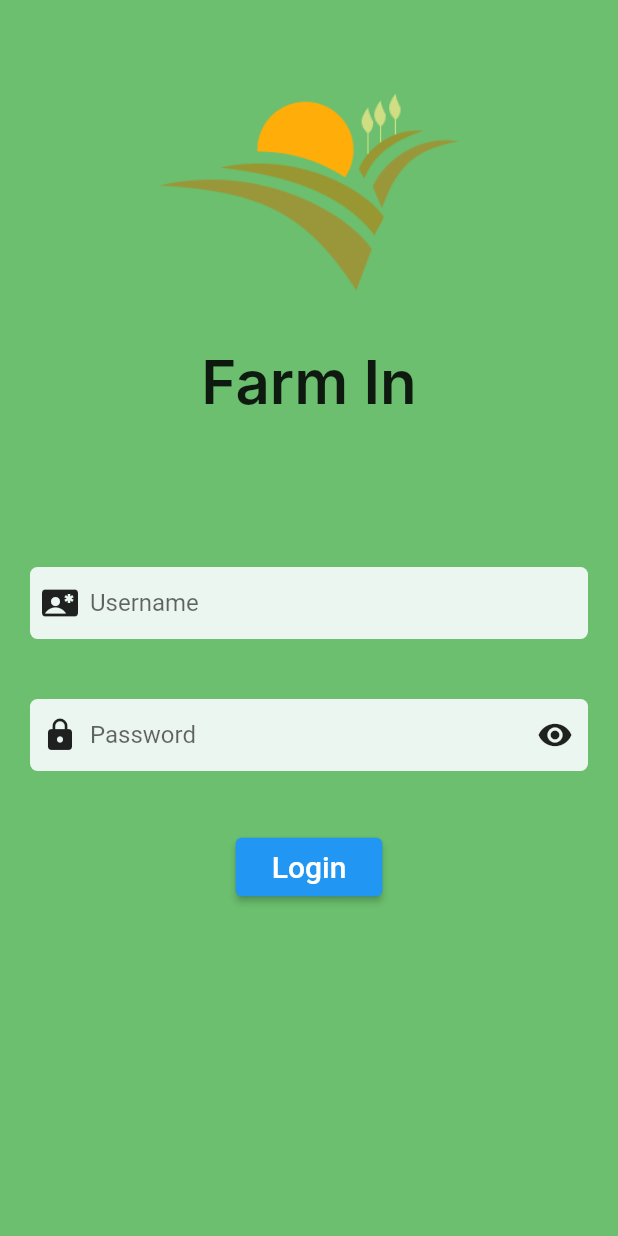
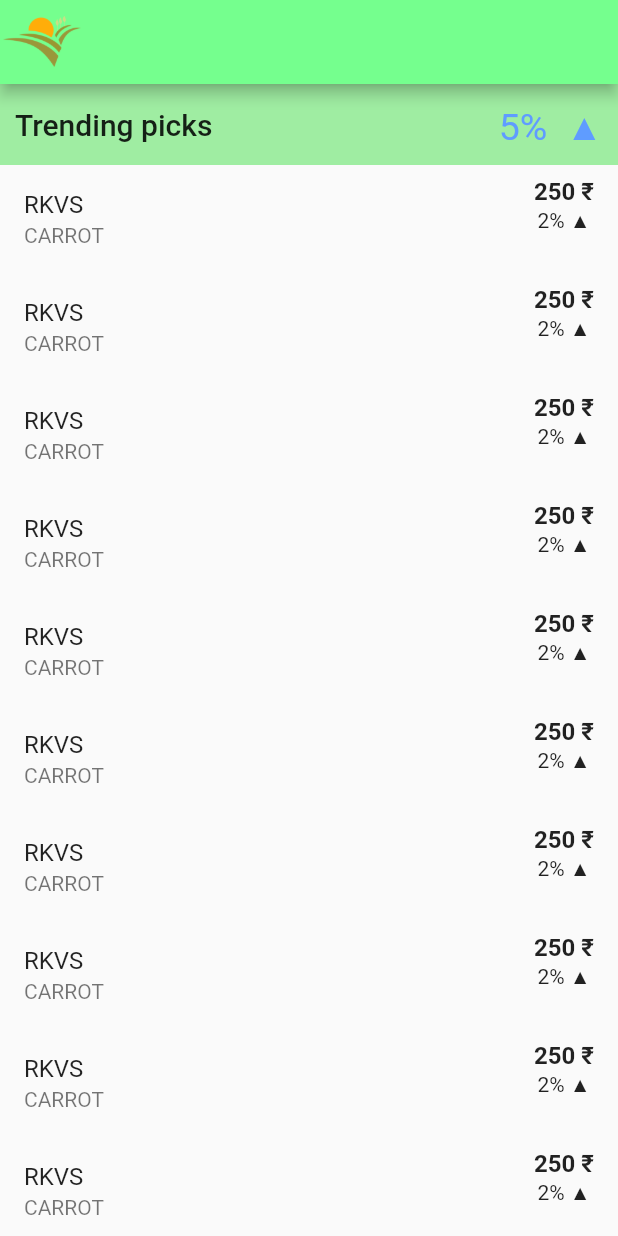
Before and after one commit to AbhiramNS1/Farm-In, a Flutter app: the screen it shows after launch, on a phone screen of 412 x 824 dp. Run offline on Flutter 3.47's test engine with Material 2 defaults, Android fonts, the phone set to English and light mode, and no system bars; Roboto replaces fonts that are missing (Inter).

Commit message:
portfolio page and home page ui finished

```diff
--- /dev/null
+++ b/farm_in/lib/Pages/home_page.dart
@@ -0,0 +1,58 @@
+import 'package:farm_in/Widgets/appbar.dart';
+import 'package:flutter/material.dart';
+
+class HomePage extends StatelessWidget {
+  const HomePage({super.key});
+
+  @override
+  Widget build(BuildContext context) {
+    return Scaffold(
+        appBar: const FarmInAppBar(),
+        body: Center(
+            child: Column(
+          children: [
+            Container(
+              decoration: const BoxDecoration(
+                  color: Color.fromARGB(255, 159, 237, 162)),
+              padding: const EdgeInsets.symmetric(vertical: 10, horizontal: 10),
+              child: Row(
+                  mainAxisAlignment: MainAxisAlignment.spaceBetween,
+                  children: const [
+                    Text(
+                      "Trending picks",
+                      style:
+                          TextStyle(fontSize: 20, fontWeight: FontWeight.w500),
+                    ),
+                    Text(
+                      "5%  ▲",
+                      style: TextStyle(
+                          color: Color.fromARGB(255, 95, 156, 255),
+                          fontSize: 25),
+                    )
+                  ]),
+            ),
+            Flexible(
+              child: ListView.builder(
+                  shrinkWrap: true,
+                  itemCount: 100,
+                  itemBuilder: (context, index) {
+                    return ListTile(
+                      title: Text("RKVS"),
+                      subtitle: Text("CARROT"),
+                      trailing: Column(
+                        children: const [
+                          Text(
+                            "250 ₹",
+                            style: TextStyle(
+                                fontSize: 16, fontWeight: FontWeight.w600),
+                          ),
+                          Text("2% ▲")
+                        ],
+                      ),
+                    );
+                  }),
+            ),
+          ],
+        )));
+  }
+}
--- a/farm_in/lib/Pages/login_page.dart
+++ b/farm_in/lib/Pages/login_page.dart
@@ -1,6 +1,8 @@
 import 'package:flutter/material.dart';
 
 class LoginPage extends StatefulWidget {
+  const LoginPage({super.key});
+
   @override
   State<StatefulWidget> createState() => LoginPageState();
 }
--- /dev/null
+++ b/farm_in/lib/Widgets/appbar.dart
@@ -0,0 +1,19 @@
+import 'package:flutter/material.dart';
+
+class FarmInAppBar extends StatelessWidget implements PreferredSizeWidget {
+  const FarmInAppBar({super.key});
+
+  @override
+  Widget build(BuildContext context) {
+    return AppBar(
+      leading: Padding(
+        padding: const EdgeInsets.all(2.0),
+        child: Image.asset("assets/app/icon.png"),
+      ),
+      backgroundColor: const Color.fromARGB(255, 117, 255, 142),
+    );
+  }
+
+  @override
+  Size get preferredSize => const Size.fromHeight(kToolbarHeight);
+}
--- a/farm_in/lib/main.dart
+++ b/farm_in/lib/main.dart
@@ -1,5 +1,8 @@
 import 'package:farm_in/Pages/login_page.dart';
+import 'package:farm_in/Pages/portfolio_page.dart';
 import 'package:flutter/material.dart';
+
+import 'Pages/home_page.dart';
 
 void main() {
   runApp(FarmIn());
@@ -9,7 +12,7 @@ class FarmIn extends StatelessWidget {
   @override
   Widget build(BuildContext context) {
     return MaterialApp(
-      home: LoginPage(),
+      home: HomePage(),
     );
   }
 }
```
Also changed, not shown: farm_in/lib/Pages/portfolio_page.dart (added, +69 -0 lines).
